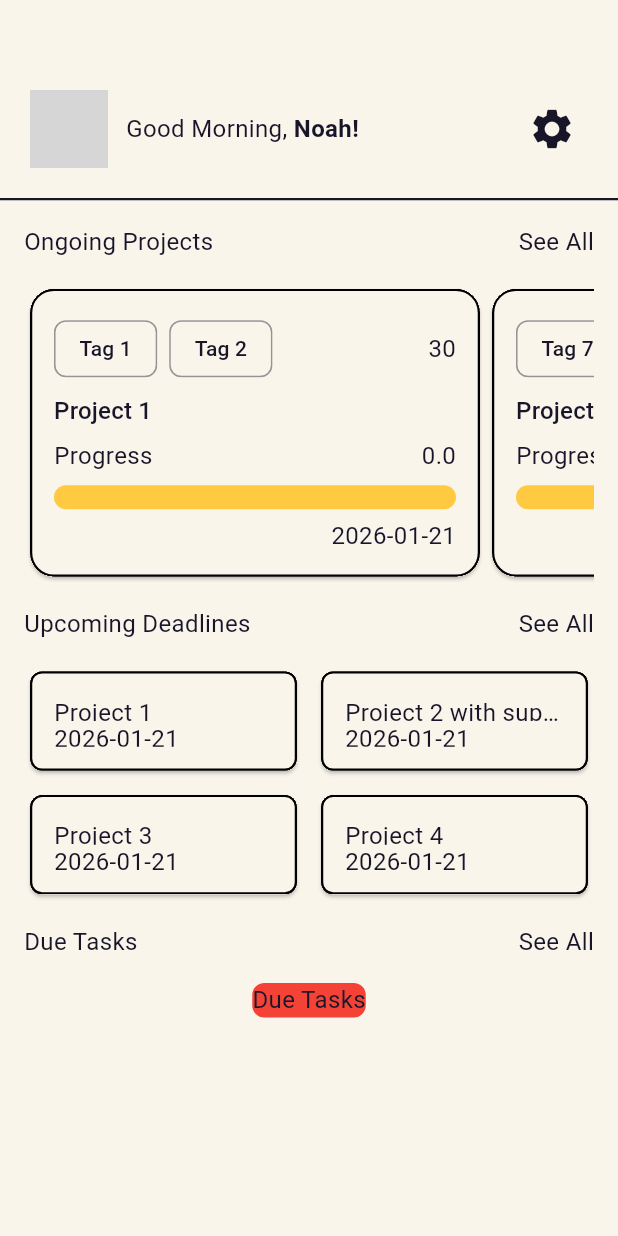
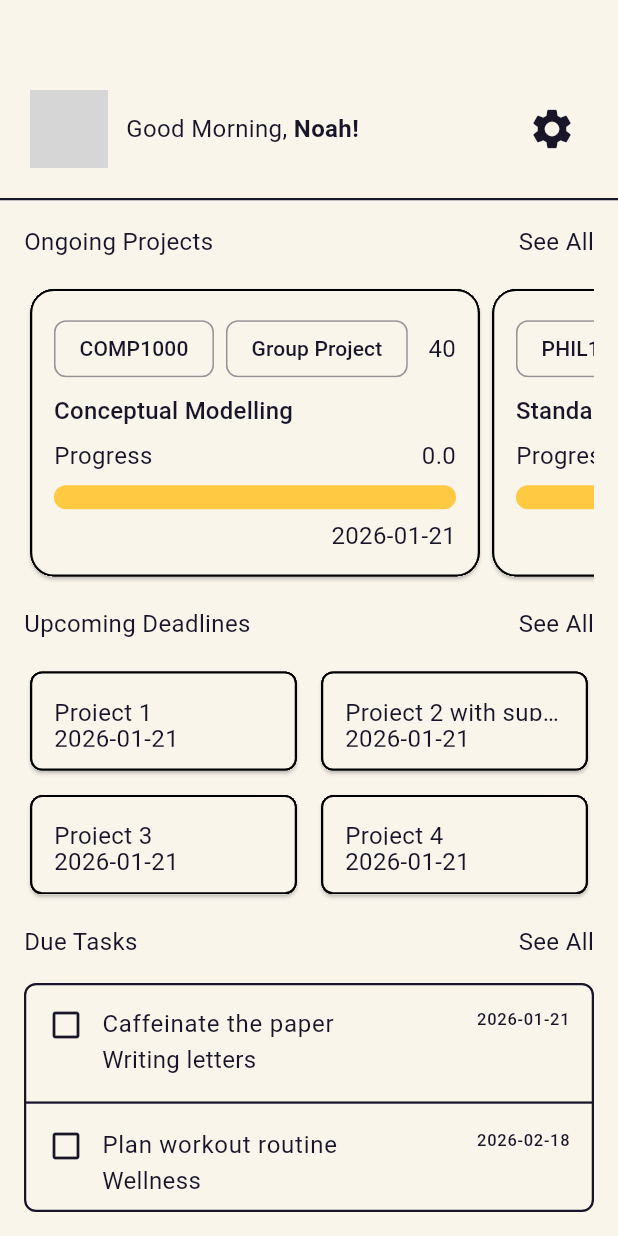
Before and after one commit to strandedorca/project_management, a Flutter app: the screen it shows after launch, on a phone screen of 412 x 824 dp. Run offline on Flutter 3.47's test engine with Material 3 defaults, Android fonts, the light colour scheme and no system bars; network calls fail; grey boxes are pictures that could not be loaded.

Commit message:
Add due tasks section

```diff
--- a/project_manager/lib/data/sample_data.dart
+++ b/project_manager/lib/data/sample_data.dart
@@ -5,17 +5,17 @@ import 'package:project_manager/models/project.dart';
 final List<Project> sampleProjects = [
   Project(
     id: '1',
-    name: 'Project 1',
+    name: 'Conceptual Modelling',
     description: 'Description 1',
     type: 'Type 1',
     status: ProjectStatus.ongoing,
     startDate: '2024-01-01',
     endDate: '2024-01-01',
     progress: 0,
-    weight: '30',
+    weight: '40',
     color: '0',
     deadline: DateTime.now(),
-    tags: ['Tag 1', 'Tag 2'],
+    tags: ['COMP1000', 'Group Project'],
   ),
   // Project(
   //   id: '2',
@@ -33,9 +33,9 @@ final List<Project> sampleProjects = [
   // ),
   Project(
     id: '3',
-    name: 'Project 3',
+    name: 'Standardisation',
     description: 'Description 3',
-    type: 'Type 3',
+    type: '3',
     status: ProjectStatus.completed,
     startDate: '2024-01-01',
     endDate: '2024-01-01',
@@ -43,6 +43,6 @@ final List<Project> sampleProjects = [
     weight: '60',
     color: '0',
     deadline: DateTime.now(),
-    tags: ['Tag 7', 'Tag 8', 'Tag 9'],
+    tags: ['PHIL1037', 'Essay'],
   ),
 ];
--- a/project_manager/lib/data/sample_due_tasks.dart
+++ b/project_manager/lib/data/sample_due_tasks.dart
@@ -1,22 +1,38 @@
-// import 'package:project_manager/models/task.dart';
+import 'package:project_manager/models/task.dart';
 
-// final List<Task> sampleDueTasks = [
-//   Task(
-//     id: '1',
-//     name: 'Task 1',
-//     description: 'Description 1',
-//     dueDate: DateTime.now(),
-//   ),
-//   Task(
-//     id: '2',
-//     name: 'Task 2',
-//     description: 'Description 2',
-//     dueDate: DateTime.now(),
-//   ),
-//   Task(
-//     id: '3',
-//     name: 'Task 3',
-//     description: 'Description 3',
-//     dueDate: DateTime.now(),
-//   ),
-// ];
+// This list contains tasks with deadlines only (if it has no deadline, it is not included)
+
+List<Task> sampleDueTasks = [
+  Task(
+    id: '1',
+    name: 'Caffeinate the paper',
+    projectId: '1',
+    projectName: 'Writing letters',
+    dueDate: DateTime(2026, 1, 21),
+    status: TaskStatus.pending,
+  ),
+  Task(
+    id: '2',
+    name: 'Plan workout routine',
+    projectId: '2',
+    projectName: 'Wellness',
+    dueDate: DateTime(2026, 2, 18),
+    status: TaskStatus.inProgress,
+  ),
+  Task(
+    id: '3',
+    name: 'Create the dopamine menu',
+    projectId: '3',
+    projectName: 'Productivity',
+    dueDate: DateTime(2026, 1, 21),
+    status: TaskStatus.pending,
+  ),
+  Task(
+    id: '4',
+    name: 'Create the dopamine menu',
+    projectId: '3',
+    dueDate: DateTime(2026, 1, 21),
+    projectName: 'Productivity',
+    status: TaskStatus.completed,
+  ),
+];
--- a/project_manager/lib/pages/dashboard/dashboard.dart
+++ b/project_manager/lib/pages/dashboard/dashboard.dart
@@ -22,7 +22,9 @@ class Dashboard extends StatelessWidget {
             SizedBox(height: AppDimens.spacingMedium),
             Section(body: Deadlines(), title: 'Upcoming Deadlines'),
             SizedBox(height: AppDimens.spacingMedium),
-            Section(body: DueTasks(), title: 'Due Tasks'),
+            Expanded(
+              child: Section(body: DueTasks(), title: 'Due Tasks'),
+            ),
           ],
         ),
       ),
--- a/project_manager/lib/pages/dashboard/duetasks.dart
+++ b/project_manager/lib/pages/dashboard/duetasks.dart
@@ -1,14 +1,83 @@
 import 'package:flutter/material.dart';
+import 'package:project_manager/data/sample_due_tasks.dart';
+import 'package:project_manager/models/task.dart';
 import 'package:project_manager/themes/decorations.dart';
+import 'package:project_manager/themes/dimens.dart';
+
+// Due Tasks section contains a list of tasks that are either:
+// - Due today
+// - Due in the past
 
 class DueTasks extends StatelessWidget {
   const DueTasks({super.key});
 
+  static const int _rowHeight = 72;
+
+  @override
+  Widget build(BuildContext context) {
+    return Flexible(
+      fit: FlexFit.loose,
+      child: DecoratedBox(
+        decoration: AppDecorations.roundedBorderedBox(
+          context,
+          AppDimens.borderRadiusSmall,
+        ),
+        child: LayoutBuilder(
+          builder: (context, constraints) {
+            final maxRows = constraints.maxHeight ~/ _rowHeight;
+            final visibleTasks = sampleDueTasks
+                .take(maxRows)
+                .toList(growable: false);
+            return Column(
+              mainAxisSize: MainAxisSize.min,
+              children: [
+                for (final task in visibleTasks)
+                  DueTaskTile(
+                    task: task,
+                    hasBottomBorder: task != visibleTasks.last,
+                  ),
+              ],
+            );
+          },
+        ),
+      ),
+    );
+  }
+}
+
+class DueTaskTile extends StatelessWidget {
+  final Task task;
+  final bool hasBottomBorder;
+  const DueTaskTile({
+    super.key,
+    required this.task,
+    this.hasBottomBorder = true,
+  });
+
   @override
   Widget build(BuildContext context) {
     return Container(
-      decoration: AppDecorations.redDebugBox(),
-      child: Text('Due Tasks'),
+      decoration: hasBottomBorder
+          ? AppDecorations.bottomBorderedBoxDecoration(context)
+          : null,
+      child: ListTile(
+        title: Text(task.name),
+        subtitle: Text(task.projectName),
+        leading: Icon(Icons.check_box_outline_blank),
+        titleAlignment: ListTileTitleAlignment.top,
+        contentPadding: EdgeInsets.symmetric(
+          vertical: AppDimens.spacingSmall,
+          horizontal: AppDimens.spacingMedium,
+        ),
+        visualDensity: VisualDensity.compact,
+        trailing: Text(
+          task.dueDate != null
+              ? DateUtils.dateOnly(task.dueDate!).toString().split(' ')[0]
+              : 'No deadline',
+        ),
+
+        // TODO: add on tap
+      ),
     );
   }
 }
--- a/project_manager/lib/pages/dashboard/projectcard.dart
+++ b/project_manager/lib/pages/dashboard/projectcard.dart
@@ -7,6 +7,7 @@ class ProjectCard extends StatelessWidget {
   final Project project;
   const ProjectCard({super.key, required this.project});
 
+  // TODO: handle overflow (project 2 in the sample data)
   @override
   Widget build(BuildContext context) {
     return Card(
```
Also changed, not shown: project_manager/lib/models/task.dart (+75 -88 lines).
